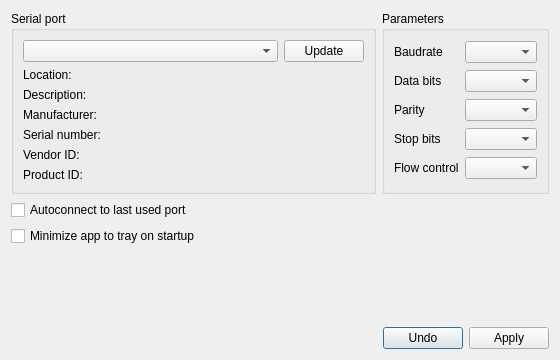
The window that remote/setupdialog.ui (WiseLord/ampcontrol) describes before a commit, drawn with Qt 5.
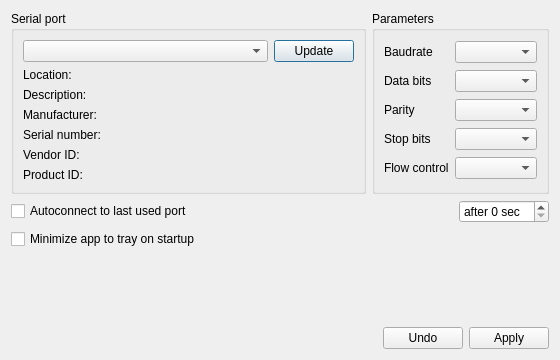
The same window after the commit.

Commit message: Add option to delay autoconnect on app start.

Diff of the .ui file:
```diff
--- a/remote/setupdialog.ui
+++ b/remote/setupdialog.ui
@@ -19,118 +19,10 @@
   <property name="windowTitle">
    <string>Serial port settings</string>
   </property>
-  <layout class="QGridLayout" name="gridLayout" rowstretch="0,0,0,0,0" columnstretch="1,0">
-   <item row="3" column="0" colspan="2">
-    <spacer name="verticalSpacer">
-     <property name="orientation">
-      <enum>Qt::Vertical</enum>
-     </property>
-     <property name="sizeHint" stdset="0">
-      <size>
-       <width>20</width>
-       <height>40</height>
-      </size>
-     </property>
-    </spacer>
-   </item>
-   <item row="4" column="0" colspan="2">
-    <layout class="QHBoxLayout" name="horizontalLayout">
+  <layout class="QVBoxLayout" name="verticalLayout_2">
      <item>
-      <spacer name="horizontalSpacer">
-       <property name="orientation">
-        <enum>Qt::Horizontal</enum>
-       </property>
-       <property name="sizeHint" stdset="0">
-        <size>
-         <width>40</width>
-         <height>20</height>
-        </size>
-       </property>
-      </spacer>
-     </item>
+    <layout class="QHBoxLayout" name="hltSerialPort" stretch="2,1">
      <item>
-      <widget class="QPushButton" name="pbtnUndo">
-       <property name="text">
-        <string>Undo</string>
-       </property>
-      </widget>
-     </item>
-     <item>
-      <widget class="QPushButton" name="pbtnApply">
-       <property name="text">
-        <string>Apply</string>
-       </property>
-      </widget>
-     </item>
-    </layout>
-   </item>
-   <item row="2" column="0">
-    <widget class="QCheckBox" name="cbxHideOnStart">
-     <property name="text">
-      <string>Minimize app to tray on startup</string>
-     </property>
-    </widget>
-   </item>
-   <item row="0" column="1">
-    <widget class="QGroupBox" name="grbxSerialParam">
-     <property name="title">
-      <string>Parameters</string>
-     </property>
-     <layout class="QGridLayout" name="gridLayout_2" columnstretch="0,1">
-      <item row="4" column="1">
-       <widget class="QComboBox" name="cmbxFlow"/>
-      </item>
-      <item row="1" column="1">
-       <widget class="QComboBox" name="cmbxDataBits"/>
-      </item>
-      <item row="2" column="1">
-       <widget class="QComboBox" name="cmbxParity"/>
-      </item>
-      <item row="0" column="1">
-       <widget class="QComboBox" name="cmbxBaudRate"/>
-      </item>
-      <item row="3" column="1">
-       <widget class="QComboBox" name="cmbxStopBits"/>
-      </item>
-      <item row="0" column="0">
-       <widget class="QLabel" name="lblBaudRate">
-        <property name="text">
-         <string>Baudrate</string>
-        </property>
-       </widget>
-      </item>
-      <item row="1" column="0">
-       <widget class="QLabel" name="lblDataBits">
-        <property name="text">
-         <string>Data bits</string>
-        </property>
-       </widget>
-      </item>
-      <item row="2" column="0">
-       <widget class="QLabel" name="lblParity">
-        <property name="text">
-         <string>Parity</string>
-        </property>
-       </widget>
-      </item>
-      <item row="3" column="0">
-       <widget class="QLabel" name="lblStopBits">
-        <property name="text">
-         <string>Stop bits</string>
-        </property>
-       </widget>
-      </item>
-      <item row="4" column="0">
-       <widget class="QLabel" name="lblFlow">
-        <property name="text">
-         <string>Flow control</string>
-        </property>
-       </widget>
-      </item>
-     </layout>
-    </widget>
-   </item>
-   <item row="0" column="0">
     <widget class="QGroupBox" name="grbxSerialPort">
      <property name="title">
       <string>Serial port</string>
@@ -237,12 +129,157 @@
      </layout>
     </widget>
    </item>
+     <item>
+      <widget class="QGroupBox" name="grbxSerialParam">
+       <property name="title">
+        <string>Parameters</string>
+       </property>
+       <layout class="QGridLayout" name="gridLayout_2" columnstretch="0,1">
+        <item row="4" column="1">
+         <widget class="QComboBox" name="cmbxFlow"/>
+        </item>
+        <item row="1" column="1">
+         <widget class="QComboBox" name="cmbxDataBits"/>
+        </item>
+        <item row="2" column="1">
+         <widget class="QComboBox" name="cmbxParity"/>
+        </item>
+        <item row="0" column="1">
+         <widget class="QComboBox" name="cmbxBaudRate"/>
+        </item>
+        <item row="3" column="1">
+         <widget class="QComboBox" name="cmbxStopBits"/>
+        </item>
+        <item row="0" column="0">
+         <widget class="QLabel" name="lblBaudRate">
+          <property name="text">
+           <string>Baudrate</string>
+          </property>
+         </widget>
+        </item>
    <item row="1" column="0">
+         <widget class="QLabel" name="lblDataBits">
+          <property name="text">
+           <string>Data bits</string>
+          </property>
+         </widget>
+        </item>
+        <item row="2" column="0">
+         <widget class="QLabel" name="lblParity">
+          <property name="text">
+           <string>Parity</string>
+          </property>
+         </widget>
+        </item>
+        <item row="3" column="0">
+         <widget class="QLabel" name="lblStopBits">
+          <property name="text">
+           <string>Stop bits</string>
+          </property>
+         </widget>
+        </item>
+        <item row="4" column="0">
+         <widget class="QLabel" name="lblFlow">
+          <property name="text">
+           <string>Flow control</string>
+          </property>
+         </widget>
+        </item>
+       </layout>
+      </widget>
+     </item>
+    </layout>
+   </item>
+   <item>
+    <layout class="QHBoxLayout" name="hltAutoconnect">
+     <item>
     <widget class="QCheckBox" name="cbxAutoconnect">
      <property name="text">
       <string>Autoconnect to last used port</string>
      </property>
     </widget>
+     </item>
+     <item>
+      <spacer name="hspAutoconnect">
+       <property name="orientation">
+        <enum>Qt::Horizontal</enum>
+       </property>
+       <property name="sizeHint" stdset="0">
+        <size>
+         <width>40</width>
+         <height>20</height>
+        </size>
+       </property>
+      </spacer>
+     </item>
+     <item>
+      <widget class="QSpinBox" name="sbAutoconnect">
+       <property name="suffix">
+        <string> sec</string>
+       </property>
+       <property name="prefix">
+        <string>after </string>
+       </property>
+       <property name="maximum">
+        <number>10</number>
+       </property>
+       <property name="value">
+        <number>0</number>
+       </property>
+      </widget>
+     </item>
+    </layout>
+   </item>
+   <item>
+    <widget class="QCheckBox" name="cbxHideOnStart">
+     <property name="text">
+      <string>Minimize app to tray on startup</string>
+     </property>
+    </widget>
+   </item>
+   <item>
+    <spacer name="verticalSpacer">
+     <property name="orientation">
+      <enum>Qt::Vertical</enum>
+     </property>
+     <property name="sizeHint" stdset="0">
+      <size>
+       <width>20</width>
+       <height>40</height>
+      </size>
+     </property>
+    </spacer>
+   </item>
+   <item>
+    <layout class="QHBoxLayout" name="horizontalLayout">
+     <item>
+      <spacer name="horizontalSpacer">
+       <property name="orientation">
+        <enum>Qt::Horizontal</enum>
+       </property>
+       <property name="sizeHint" stdset="0">
+        <size>
+         <width>40</width>
+         <height>20</height>
+        </size>
+       </property>
+      </spacer>
+     </item>
+     <item>
+      <widget class="QPushButton" name="pbtnUndo">
+       <property name="text">
+        <string>Undo</string>
+       </property>
+      </widget>
+     </item>
+     <item>
+      <widget class="QPushButton" name="pbtnApply">
+       <property name="text">
+        <string>Apply</string>
+       </property>
+      </widget>
+     </item>
+    </layout>
    </item>
   </layout>
  </widget>
```
Lines whose indentation alone changed are shown as unchanged. The commit also changes 5 other files.
